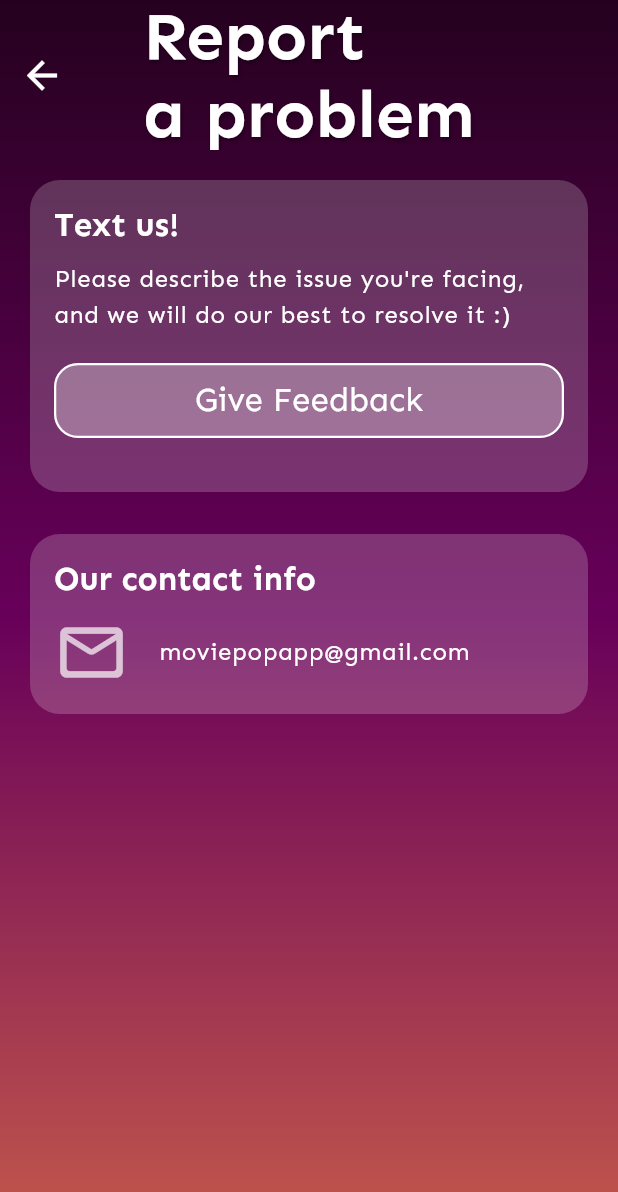
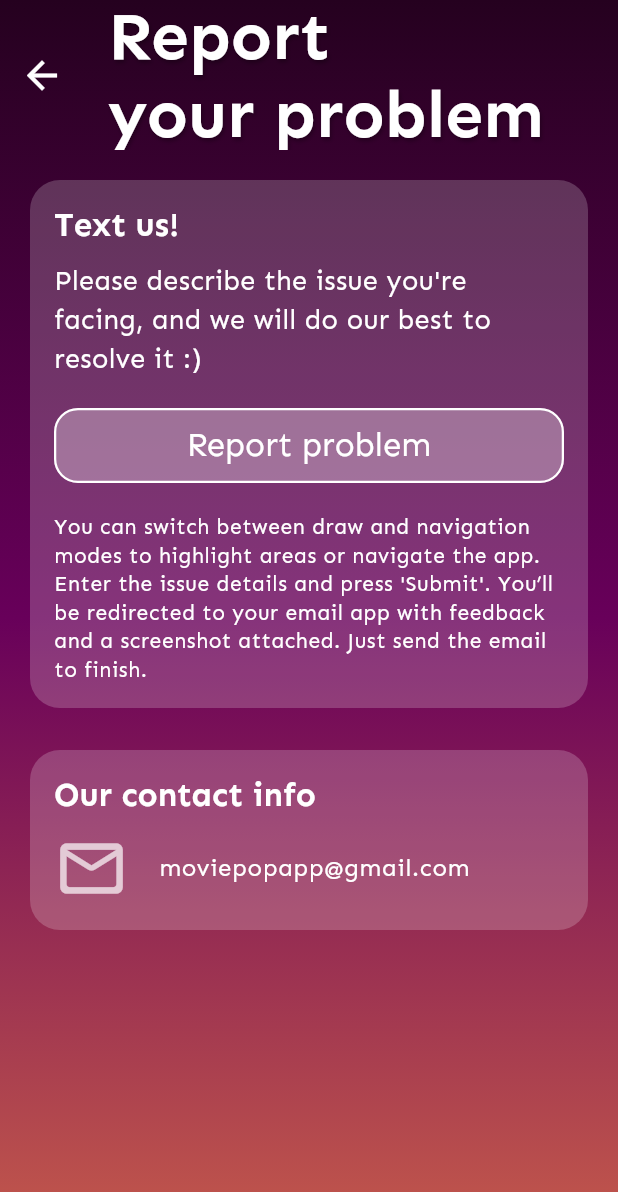
Before and after one commit to izabelakalenik/ZPI-project, a Flutter app: the ReportProblemScreen screen opened directly, on a phone screen of 412 x 824 dp. Shown: the top 1192 px of the screen. Run offline on Flutter 3.47's test engine with Material 3 defaults, Android fonts, the phone set to English and light mode, and no system bars; our stand-ins replace equatable, flutter_bloc, flutter_card_swiper, image_picker, shared_preferences, social_login_buttons; missing offline and left inert: feedback, flutter_email_sender, shake_detector; accounts and stored records are empty; generated files the repository leaves out were written again.

Commit message:
Extracted strings and refactored code

```diff
--- a/lib/app.dart
+++ b/lib/app.dart
@@ -6,7 +6,7 @@ import 'package:zpi_project/languages/localization_utils.dart';
 import 'package:zpi_project/screens/start_screen.dart';
 import 'package:zpi_project/styles/theme.dart';
 
-import 'languages/feedback_language.dart';
+import 'languages/feedback/custom_delegate.dart';
 
 class App extends StatefulWidget {
   const App({super.key});
--- a/lib/languages/arb/app_en.arb
+++ b/lib/languages/arb/app_en.arb
@@ -69,14 +69,11 @@
 
   "contact_info": "Our contact info",
 
-  "report_problem_title": "Report \na problem",
+  "report_problem_title": "Report \nyour problem",
+  "report_problem": "Report problem",
   "report_problem_text_us": "Text us!",
   "report_problem_description": "Please describe the issue you're facing, and we will do our best to resolve it :)",
-  "report_problem_issue_description_label": "Issue description",
-  "report_problem_issue_description": "Describe your problem here",
-  "report_problem_contact_info_label": "Your contact info",
-  "report_problem_contact_info": "For example email or phone number",
-  "report_problem_submit": "Submit",
+  "report_problem_instructions": "You can switch between draw and navigation modes to highlight areas or navigate the app. Enter the issue details and press 'Submit'. You’ll be redirected to your email app with feedback and a screenshot attached. Just send the email to finish.",
 
   "shake_movie_screen_title": "Shake it!",
   "shake_movie_screen_description": "Shake your phone to select a random movie!",
--- a/lib/languages/arb/app_pl.arb
+++ b/lib/languages/arb/app_pl.arb
@@ -74,13 +74,10 @@
   "contact_info": "Kontakt do nas",
 
   "report_problem_title": "Zgłoś nam \nswój problem",
+  "report_problem": "Zgłoś problem",
   "report_problem_text_us": "Napisz do nas!",
   "report_problem_description": "Opisz swój problem, a my dołożymy wszelkich starań, aby go rozwiązać :)",
-  "report_problem_issue_description_label": "Opis problemu",
-  "report_problem_issue_description": "Opisz tutaj swój problem",
-  "report_problem_contact_info_label": "Twój kontakt",
-  "report_problem_contact_info": "Na przykład email lub numer telefonu",
-  "report_problem_submit": "Wyślij",
+  "report_problem_instructions": "Możesz przełączać się między trybem rysowania a nawigacji, aby zaznaczać konkretne obszary lub poruszać się po aplikacji. Wpisz szczegóły problemu i naciśnij 'Wyślij'. Zostaniesz przekierowany do aplikacji pocztowej z załączoną opinią i zrzutem ekranu. Wystarczy wysłać wiadomość, aby zakończyć.",
 
   "edit_profile_title": "Edytuj profil",
   "edit_profile_save_changes": "Zapisz zmiany",
--- /dev/null
+++ b/lib/languages/feedback/custom_delegate.dart
@@ -0,0 +1,15 @@
+import 'dart:ui';
+import 'package:feedback/feedback.dart';
+import 'package:zpi_project/languages/feedback/polish_feedback.dart';
+
+import 'english_feedback.dart';
+
+class CustomFeedbackLocalizationsDelegate
+    extends GlobalFeedbackLocalizationsDelegate {
+  @override
+  // ignore: overridden_fields
+  final supportedLocales = <Locale, FeedbackLocalizations>{
+    const Locale('pl'): PolishFeedbackLocalizations(),
+    const Locale('en'): EnglishFeedbackLocalizations(),
+  };
+}
--- /dev/null
+++ b/lib/languages/feedback/english_feedback.dart
@@ -0,0 +1,15 @@
+import 'package:feedback/feedback.dart';
+
+class EnglishFeedbackLocalizations implements FeedbackLocalizations {
+  @override
+  String get draw => 'Draw';
+
+  @override
+  String get feedbackDescriptionText => "What's wrong?";
+
+  @override
+  String get navigate => 'Navigate';
+
+  @override
+  String get submitButtonText => 'Send';
+}
--- /dev/null
+++ b/lib/languages/feedback/polish_feedback.dart
@@ -0,0 +1,16 @@
+import 'package:feedback/feedback.dart';
+
+class PolishFeedbackLocalizations implements FeedbackLocalizations {
+
+  @override
+  String get draw => 'Rysuj';
+
+  @override
+  String get feedbackDescriptionText => 'Jaki błąd napotkałeś?';
+
+  @override
+  String get navigate => 'Nawiguj';
+
+  @override
+  String get submitButtonText => 'Wyślij';
+}
--- a/lib/languages/feedback_language.dart
+++ /dev/null
@@ -1,41 +0,0 @@
-import 'dart:ui';
-import 'package:feedback/feedback.dart';
-
-class CustomFeedbackLocalizationsDelegate
-    extends GlobalFeedbackLocalizationsDelegate {
-  @override
-  // ignore: overridden_fields
-  final supportedLocales = <Locale, FeedbackLocalizations>{
-    const Locale('pl'): _PolishFeedbackLocalizations(),
-    const Locale('en'): _EnglishFeedbackLocalizations(),
-  };
-}
-
-class _PolishFeedbackLocalizations implements FeedbackLocalizations {
-
-  @override
-  String get draw => 'Rysuj';
-
-  @override
-  String get feedbackDescriptionText => 'Jaki błąd napotkałeś?';
-
-  @override
-  String get navigate => 'Nawiguj';
-
-  @override
-  String get submitButtonText => 'Wyślij';
-}
-
-class _EnglishFeedbackLocalizations implements FeedbackLocalizations {
-  @override
-  String get draw => 'Draw';
-
-  @override
-  String get feedbackDescriptionText => "What's wrong?";
-
-  @override
-  String get navigate => 'Navigate';
-
-  @override
-  String get submitButtonText => 'Send';
-}
--- a/lib/screens/setting_screens/report_problem_screen.dart
+++ b/lib/screens/setting_screens/report_problem_screen.dart
@@ -18,6 +18,7 @@ class ReportProblemScreen extends StatefulWidget {
 
 class _ReportProblemScreenState extends State<ReportProblemScreen> {
   void _feedback(BuildContext context) {
+    final localizations = AppLocalizations.of(context);
     BetterFeedback.of(context).show(
           (UserFeedback feedback) async {
         try {
@@ -25,7 +26,7 @@ class _ReportProblemScreenState extends State<ReportProblemScreen> {
           final email = Email(
             attachmentPaths: [attachmentPath],
             body: feedback.text,
-            recipients: ['moviepopapp@gmail.com'],
+            recipients: [localizations.moviepopapp_email],
             subject: feedback.text.split(' ').take(7).toList().join(' '),
           );
 
@@ -60,16 +61,19 @@ class _ReportProblemScreenState extends State<ReportProblemScreen> {
                   items: [
                     Text(
                       localizations.report_problem_description,
-                      style: theme.textTheme.bodyLarge,
+                      style: theme.textTheme.bodyMedium,
                     ),
                     SizedBox(height: 20),
                     CustomButton(
                       onPressed: () => _feedback(context),
-                      text:  Text('Give Feedback'),
+                      text:  Text(localizations.report_problem),
                       width: 350,
                     ),
                     SizedBox(height: 20),
-
+                    Text(
+                      localizations.report_problem_instructions,
+                      style: theme.textTheme.bodySmall,
+                    ),
                   ],
                 ),
                 SizedBox(height: 20),
--- a/lib/screens/shake_movie_screen.dart
+++ b/lib/screens/shake_movie_screen.dart
@@ -35,11 +35,14 @@ class _ShakeMovieScreenState extends State<ShakeMovieScreen> {
     return MainLayout(
       child: Scaffold(
         appBar: CustomAppBar(text: localizations.shake_movie_screen_title),
-        body: Stack(
+        body: Padding(
+    padding: const EdgeInsets.all(16.0),
+    child: Stack(
           children: <Widget>[
             _buildImageSection(likedMovies),
             _buildBottomSection(likedMovies),
           ],
+        ),
         ),
       ),
     );
--- a/lib/styles/theme.dart
+++ b/lib/styles/theme.dart
@@ -19,7 +19,6 @@ final mainTheme = ThemeData(
       color: Colors.white,
     ),
     titleSmall: TextStyle(color: Colors.white),
-    bodyLarge: TextStyle(color: Colors.white),
     headlineLarge: TextStyle(fontWeight: FontWeight.bold, color: Colors.white),
     headlineSmall: TextStyle(fontWeight: FontWeight.bold, color: Colors.white),
     labelLarge: TextStyle(
@@ -27,6 +26,8 @@ final mainTheme = ThemeData(
     labelMedium: TextStyle(
         fontSize: 14, fontWeight: FontWeight.bold, color: Colors.grey),
     labelSmall: TextStyle(fontSize: 12, color: Colors.grey),
+    bodyLarge: TextStyle(color: Colors.white),
     bodyMedium: TextStyle(fontSize: 18, color: Colors.white),
+    bodySmall: TextStyle(fontSize: 14, color: Colors.white),
   ),
 );
```
